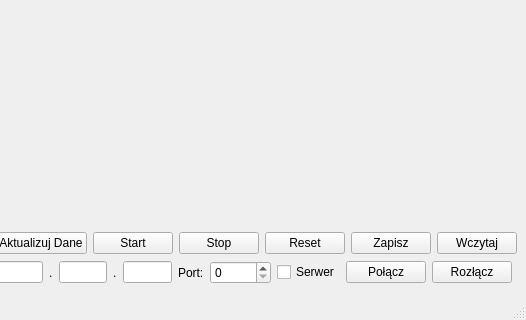
micjaw310589/piSUAR-server, file mainwindow.ui: the form before one commit; both pictures show x 274 to 800 and y 280 to 600 of the 800 by 600 pixel window.
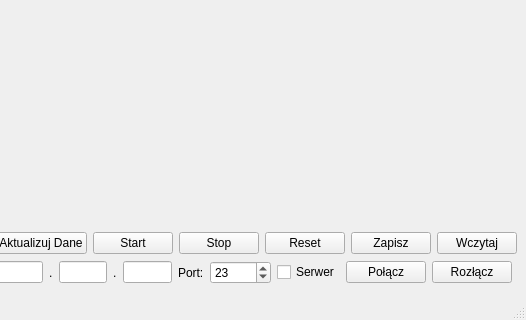
The form after the commit.

What changed in the file:
```diff
--- a/mainwindow.ui
+++ b/mainwindow.ui
@@ -819,6 +819,9 @@
             <property name="maximum">
              <number>65535</number>
             </property>
+            <property name="value">
+             <number>23</number>
+            </property>
            </widget>
           </item>
           <item>
```
Left out of the diff: 8 changed lines with no effect on the pictures.
